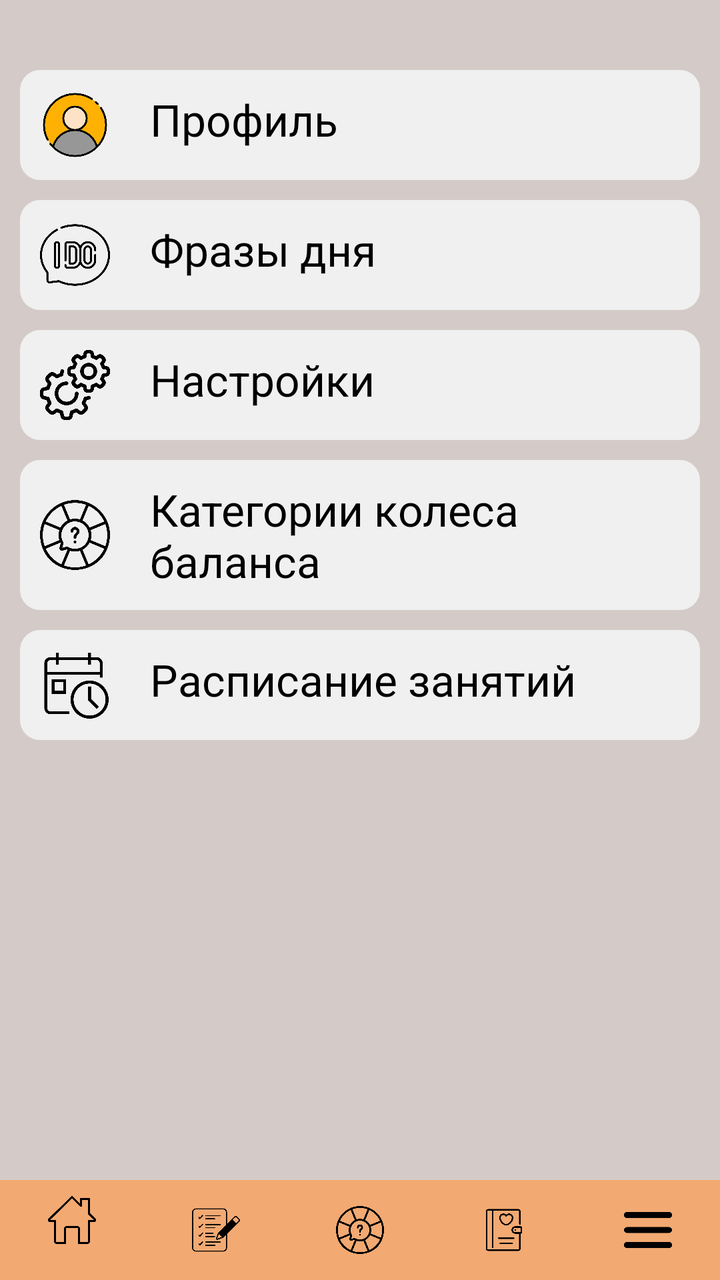
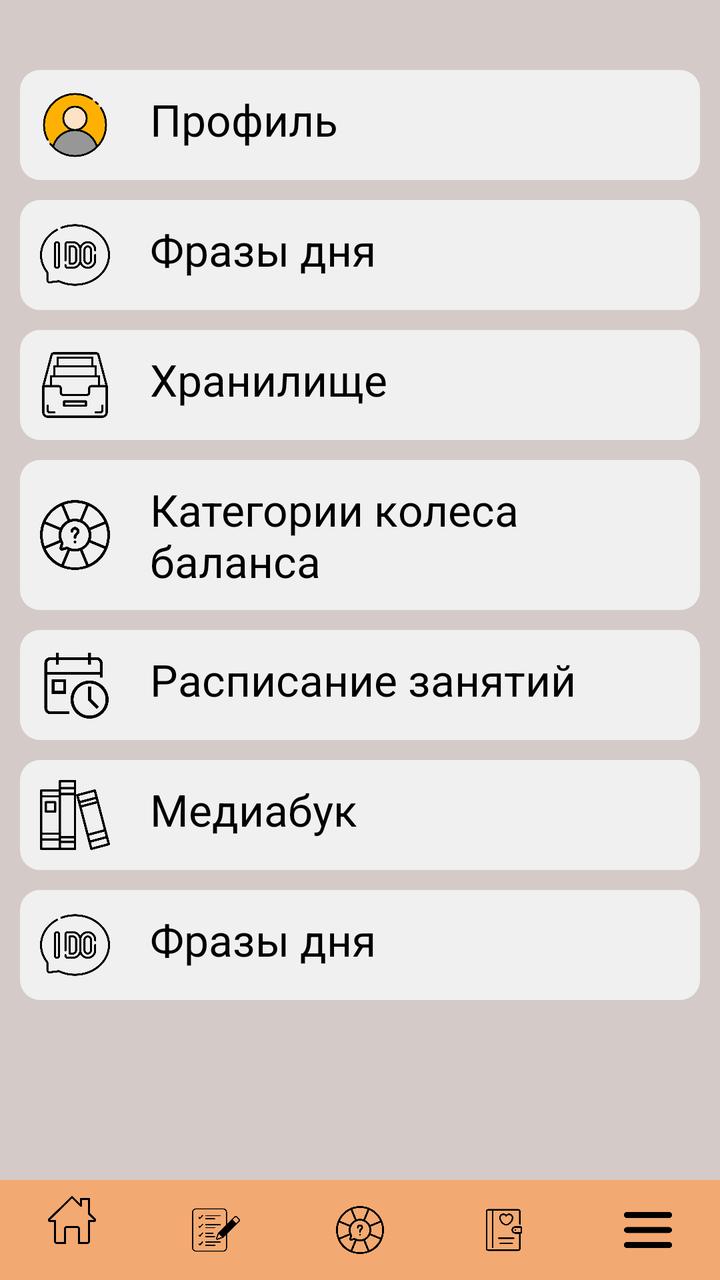

Two renders of the same Android screen: before a commit and after it. Below are the layout's source before the change and the commit's diff.
<!-- AndroidManifest.xml: application theme Theme.Assistant -->
<!-- res/layout/activity_side_menu.xml -->
<?xml version="1.0" encoding="utf-8"?>
<RelativeLayout xmlns:android="http://schemas.android.com/apk/res/android"
    xmlns:app="http://schemas.android.com/apk/res-auto"
    xmlns:tools="http://schemas.android.com/tools"
    android:layout_width="match_parent"
    android:layout_height="match_parent"
    android:background="@color/background_main"
    tools:context=".SideMenuActivity"
    android:scrollbars="vertical">

    <ScrollView
        android:layout_width="match_parent"
        android:layout_height="match_parent">
        <RelativeLayout
            android:layout_width="match_parent"
            android:layout_height="wrap_content"
            android:orientation="vertical">


            <LinearLayout
                android:layout_width="match_parent"
                android:layout_height="wrap_content"
                android:orientation="vertical"
                android:layout_marginHorizontal="10dp"
                android:layout_marginTop="30dp"
                android:layout_marginBottom="70dp">

                <LinearLayout
                    android:layout_width="match_parent"
                    android:layout_height="wrap_content"
                    android:orientation="horizontal"
                    android:background="@drawable/image_btn_style"
                    android:paddingVertical="10dp"
                    android:layout_marginVertical="5dp">

                    <ImageView
                        android:layout_width="35dp"
                        android:layout_height="35dp"
                        android:background="@drawable/profile"
                        android:layout_marginHorizontal="10dp"
                        android:layout_gravity="center"/>
                    <TextView
                        android:layout_width="match_parent"
                        android:layout_height="wrap_content"
                        android:text="Профиль"
                        android:textSize="22dp"
                        android:textColor="@color/black"
                        android:layout_marginHorizontal="10dp"/>

                </LinearLayout>

                <LinearLayout
                    android:layout_width="match_parent"
                    android:layout_height="wrap_content"
                    android:orientation="horizontal"
                    android:background="@drawable/image_btn_style"
                    android:paddingVertical="10dp"
                    android:layout_marginVertical="5dp">

                    <ImageView
                        android:layout_width="35dp"
                        android:layout_height="35dp"
                        android:background="@drawable/day_phrase"
                        android:layout_marginHorizontal="10dp"
                        android:layout_gravity="center"/>
                    <TextView
                        android:layout_width="match_parent"
                        android:layout_height="wrap_content"
                        android:text="Фразы дня"
                        android:textSize="22dp"
                        android:textColor="@color/black"
                        android:layout_marginHorizontal="10dp"/>

                </LinearLayout>

                <LinearLayout
                    android:layout_width="match_parent"
                    android:layout_height="wrap_content"
                    android:orientation="horizontal"
                    android:background="@drawable/image_btn_style"
                    android:paddingVertical="10dp"
                    android:layout_marginVertical="5dp">

                    <ImageView
                        android:layout_width="35dp"
                        android:layout_height="35dp"
                        android:background="@drawable/settings"
                        android:layout_marginHorizontal="10dp"
                        android:layout_gravity="center"/>
                    <TextView
                        android:layout_width="match_parent"
                        android:layout_height="wrap_content"
                        android:text="Настройки"
                        android:textSize="22dp"
                        android:textColor="@color/black"
                        android:layout_marginHorizontal="10dp"/>

                </LinearLayout>

                <LinearLayout
                    android:layout_width="match_parent"
                    android:layout_height="wrap_content"
                    android:id="@+id/goCtgActivity"
                    android:orientation="horizontal"
                    android:background="@drawable/image_btn_style"
                    android:paddingVertical="10dp"
                    android:layout_marginVertical="5dp">

                    <ImageView
                        android:layout_width="35dp"
                        android:layout_height="35dp"
                        android:background="@drawable/balance"
                        android:layout_marginHorizontal="10dp"
                        android:layout_gravity="center"/>
                    <TextView
                        android:layout_width="match_parent"
                        android:layout_height="wrap_content"
                        android:text="Категории колеса баланса"
                        android:textSize="22dp"
                        android:layout_gravity="center"
                        android:textColor="@color/black"
                        android:layout_marginHorizontal="10dp"/>

                </LinearLayout>

                <LinearLayout
                    android:layout_width="match_parent"
                    android:layout_height="wrap_content"
                    android:id="@+id/goTimetableActivity"
                    android:orientation="horizontal"
                    android:background="@drawable/image_btn_style"
                    android:paddingVertical="10dp"
                    android:layout_marginVertical="5dp">

                    <ImageView
                        android:layout_width="35dp"
                        android:layout_height="35dp"
                        android:background="@drawable/schedule"
                        android:layout_marginHorizontal="10dp"
                        android:layout_gravity="center"/>
                    <TextView
                        android:layout_width="match_parent"
                        android:layout_height="wrap_content"
                        android:text="Расписание занятий"
                        android:textSize="22dp"
                        android:textColor="@color/black"
                        android:layout_marginHorizontal="10dp"/>

                </LinearLayout>
            </LinearLayout>

        </RelativeLayout>
    </ScrollView>

    <com.google.android.material.bottomnavigation.BottomNavigationView
        android:id="@+id/bottomNavigationView"
        android:layout_width="match_parent"
        android:layout_height="50dp"
        android:background="@color/bottom_menu"
        style="@style/Widget.MaterialComponents.BottomNavigationView.Colored"
        app:itemIconTint="@color/black"
        android:layout_alignParentBottom="true"
        app:menu="@menu/bottom_menu"
        />

</RelativeLayout>
<!-- resources referenced by this layout -->
<resources>
  <color name="background_main">#FFD4CBC8</color>
  <color name="black">#FF000000</color>
  <color name="bottom_menu">#FFF3A972</color>
  <!-- drawable balance: png bitmap (drawable, 25415 bytes) -->
  <!-- drawable day_phrase: png bitmap (drawable, 19132 bytes) -->
  <!-- drawable image_btn_style (drawable) -->
  <?xml version="1.0" encoding="utf-8"?>
  <shape xmlns:android="http://schemas.android.com/apk/res/android">
      <solid android:color="@color/background2"/>
      <corners android:radius="10.0dp"/>
  </shape>
  <!-- drawable profile: png bitmap (drawable, 29930 bytes) -->
  <!-- drawable schedule: png bitmap (drawable, 11515 bytes) -->
  <!-- drawable settings: png bitmap (drawable, 28600 bytes) -->
  <style name="Theme.Assistant" parent="Base.Theme.Assistant" />
  <color name="background2">#FFF0F0F0</color>
  <style name="Base.Theme.Assistant" parent="Theme.Material3.DayNight.NoActionBar">
          
          
          <item name="colorPrimary">@color/background_main</item>
  
          <item name="android:spinnerItemStyle">
              @style/spinnerItemStyle
          </item>
  
          
          <item name="android:spinnerDropDownItemStyle">
              @style/spinnerDropDownItemStyle
          </item>
  
      </style>
  <style name="spinnerItemStyle">
  
          <item name="android:textStyle">normal</item>
          <item name="android:paddingHorizontal">20dp</item>
          <item name="android:textSize">20sp</item>
          <item name="android:textColor">@color/black</item>
      </style>
  <style name="spinnerDropDownItemStyle">
          <item name="android:paddingHorizontal">20dp</item>
          <item name="android:paddingVertical">10dp</item>
          <item name="android:textSize">20sp</item>
          <item name="android:textColor">@color/black</item>
      </style>
</resources>

<!-- the commit's change to res/layout/activity_side_menu.xml (unified diff, before → after) -->
@@ -76,21 +76,22 @@
                 <LinearLayout
                     android:layout_width="match_parent"
                     android:layout_height="wrap_content"
-                    android:orientation="horizontal"
-                    android:background="@drawable/image_btn_style"
-                    android:paddingVertical="10dp"
-                    android:layout_marginVertical="5dp">
-
-                    <ImageView
-                        android:layout_width="35dp"
-                        android:layout_height="35dp"
-                        android:background="@drawable/settings"
-                        android:layout_marginHorizontal="10dp"
-                        android:layout_gravity="center"/>
-                    <TextView
-                        android:layout_width="match_parent"
-                        android:layout_height="wrap_content"
-                        android:text="Настройки"
+                    android:id="@+id/goStorageActivity"
+                    android:orientation="horizontal"
+                    android:background="@drawable/image_btn_style"
+                    android:paddingVertical="10dp"
+                    android:layout_marginVertical="5dp">
+
+                    <ImageView
+                        android:layout_width="35dp"
+                        android:layout_height="35dp"
+                        android:background="@drawable/archiv"
+                        android:layout_marginHorizontal="10dp"
+                        android:layout_gravity="center"/>
+                    <TextView
+                        android:layout_width="match_parent"
+                        android:layout_height="wrap_content"
+                        android:text="Хранилище"
                         android:textSize="22dp"
                         android:textColor="@color/black"
                         android:layout_marginHorizontal="10dp"/>
@@ -142,6 +143,56 @@
                         android:layout_width="match_parent"
                         android:layout_height="wrap_content"
                         android:text="Расписание занятий"
+                        android:textSize="22dp"
+                        android:textColor="@color/black"
+                        android:layout_marginHorizontal="10dp"/>
+
+                </LinearLayout>
+
+                <LinearLayout
+                    android:layout_width="match_parent"
+                    android:layout_height="wrap_content"
+                    android:id="@+id/goMediabookActivity"
+                    android:orientation="horizontal"
+                    android:background="@drawable/image_btn_style"
+                    android:paddingVertical="10dp"
+                    android:layout_marginVertical="5dp">
+
+                    <ImageView
+                        android:layout_width="35dp"
+                        android:layout_height="35dp"
+                        android:background="@drawable/book"
+                        android:layout_marginHorizontal="10dp"
+                        android:layout_gravity="center"/>
+                    <TextView
+                        android:layout_width="match_parent"
+                        android:layout_height="wrap_content"
+                        android:text="Медиабук"
+                        android:textSize="22dp"
+                        android:textColor="@color/black"
+                        android:layout_marginHorizontal="10dp"/>
+
+                </LinearLayout>
+
+                <LinearLayout
+                    android:layout_width="match_parent"
+                    android:layout_height="wrap_content"
+                    android:id="@+id/goPhraseActivity"
+                    android:orientation="horizontal"
+                    android:background="@drawable/image_btn_style"
+                    android:paddingVertical="10dp"
+                    android:layout_marginVertical="5dp">
+
+                    <ImageView
+                        android:layout_width="35dp"
+                        android:layout_height="35dp"
+                        android:background="@drawable/day_phrase"
+                        android:layout_marginHorizontal="10dp"
+                        android:layout_gravity="center"/>
+                    <TextView
+                        android:layout_width="match_parent"
+                        android:layout_height="wrap_content"
+                        android:text="Фразы дня"
                         android:textSize="22dp"
                         android:textColor="@color/black"
                         android:layout_marginHorizontal="10dp"/>
<!-- resource entries referenced after the edit -->
@@ -3,7 +3,9 @@
   <color name="background_main">#FFD4CBC8</color>
   <color name="black">#FF000000</color>
   <color name="bottom_menu">#FFF3A972</color>
+  <!-- drawable archiv: png bitmap (drawable, 10217 bytes) -->
   <!-- drawable balance: png bitmap (drawable, 25415 bytes) -->
+  <!-- drawable book: png bitmap (drawable, 15682 bytes) -->
   <!-- drawable day_phrase: png bitmap (drawable, 19132 bytes) -->
   <!-- drawable image_btn_style (drawable) -->
   <?xml version="1.0" encoding="utf-8"?>
@@ -13,7 +15,6 @@
   </shape>
   <!-- drawable profile: png bitmap (drawable, 29930 bytes) -->
   <!-- drawable schedule: png bitmap (drawable, 11515 bytes) -->
-  <!-- drawable settings: png bitmap (drawable, 28600 bytes) -->
   <style name="Theme.Assistant" parent="Base.Theme.Assistant" />
   <color name="background2">#FFF0F0F0</color>
   <style name="Base.Theme.Assistant" parent="Theme.Material3.DayNight.NoActionBar">
